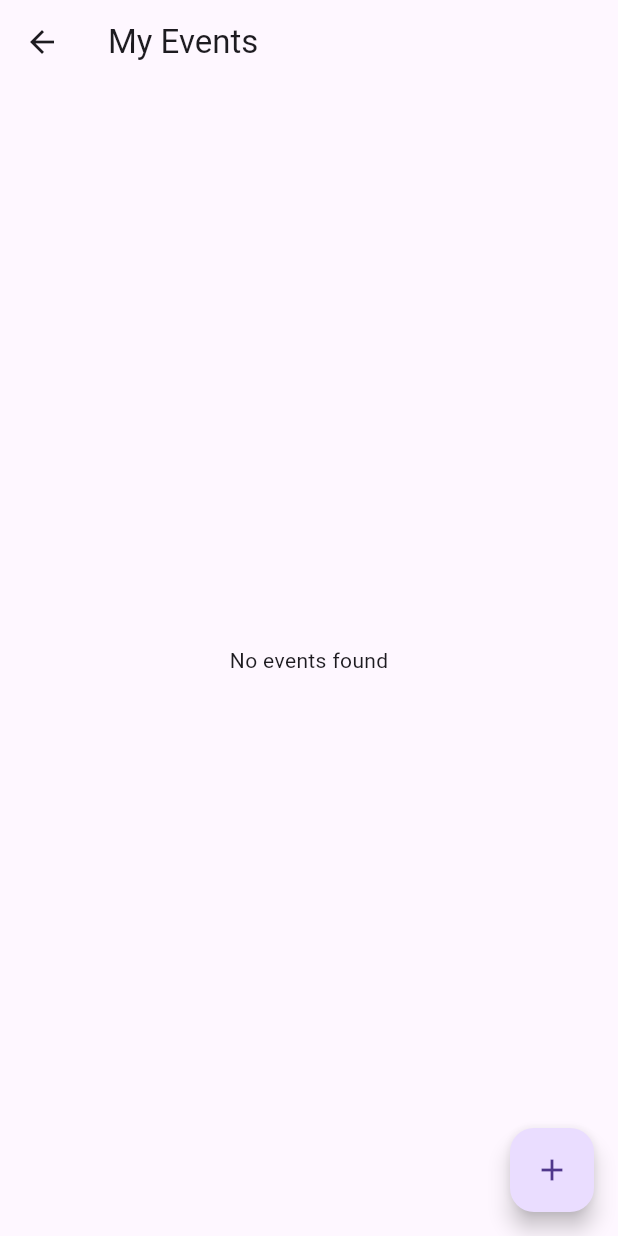
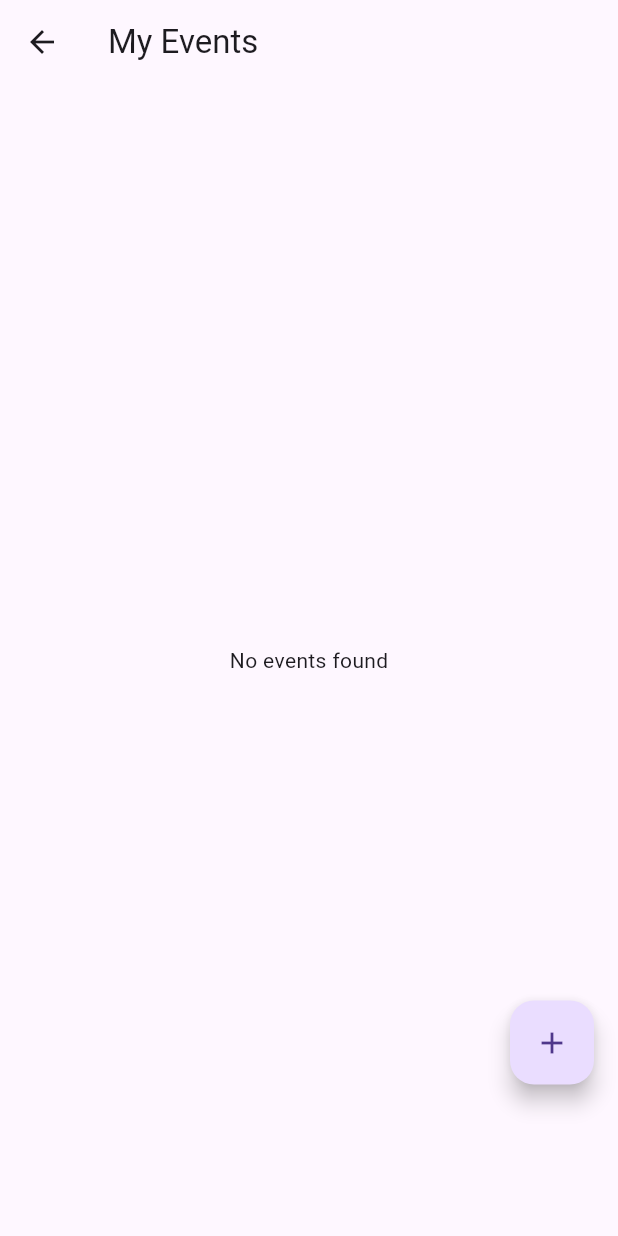
Before and after one commit to RohitSth/xploverse_flutter, a Flutter app: the EventsManagement screen opened directly, on a phone screen of 412 x 824 dp. Run offline on Flutter 3.47's test engine with Material 3 defaults, Android fonts, the phone set to English and light mode, and no system bars; our stand-ins replace cloud_firestore, firebase_auth, firebase_core, flutter_map, flutter_riverpod, flutter_svg and 4 more; accounts and stored records are empty; generated files the repository leaves out were written again; network calls fail.

Commit message:
update :: added the events management page on the bottom nav

```diff
--- a/lib/models/event/event.dart
+++ b/lib/models/event/event.dart
@@ -77,4 +77,6 @@ class Event {
   }
 
   static fromDocument(QueryDocumentSnapshot<Map<String, dynamic>> doc) {}
+
+  static fromMap(Map<String, dynamic> data) {}
 }
--- a/lib/screens/events/events_management.dart
+++ b/lib/screens/events/events_management.dart
@@ -304,10 +304,14 @@ class _EventsManagementState extends State<EventsManagement> {
           );
         },
       ),
-      floatingActionButton: FloatingActionButton(
-        onPressed: () => _showEventDialog(),
-        child: const Icon(Icons.add),
+      floatingActionButton: Padding(
+        padding: const EdgeInsets.only(bottom: 85.0),
+        child: FloatingActionButton(
+          onPressed: () => _showEventDialog(),
+          child: const Icon(Icons.add),
+        ),
       ),
+      floatingActionButtonLocation: FloatingActionButtonLocation.endFloat,
     );
   }
 
--- a/lib/screens/events/events_screen.dart
+++ b/lib/screens/events/events_screen.dart
@@ -1,3 +1,4 @@
+import 'package:cloud_firestore/cloud_firestore.dart';
 import 'package:flutter/material.dart';
 import 'package:flutter_riverpod/flutter_riverpod.dart';
 import 'package:flutter_xploverse/providers/booked_provider.dart';
```
Also changed, not shown: lib/screens/home/home_screen.dart (+7 -2 lines).
